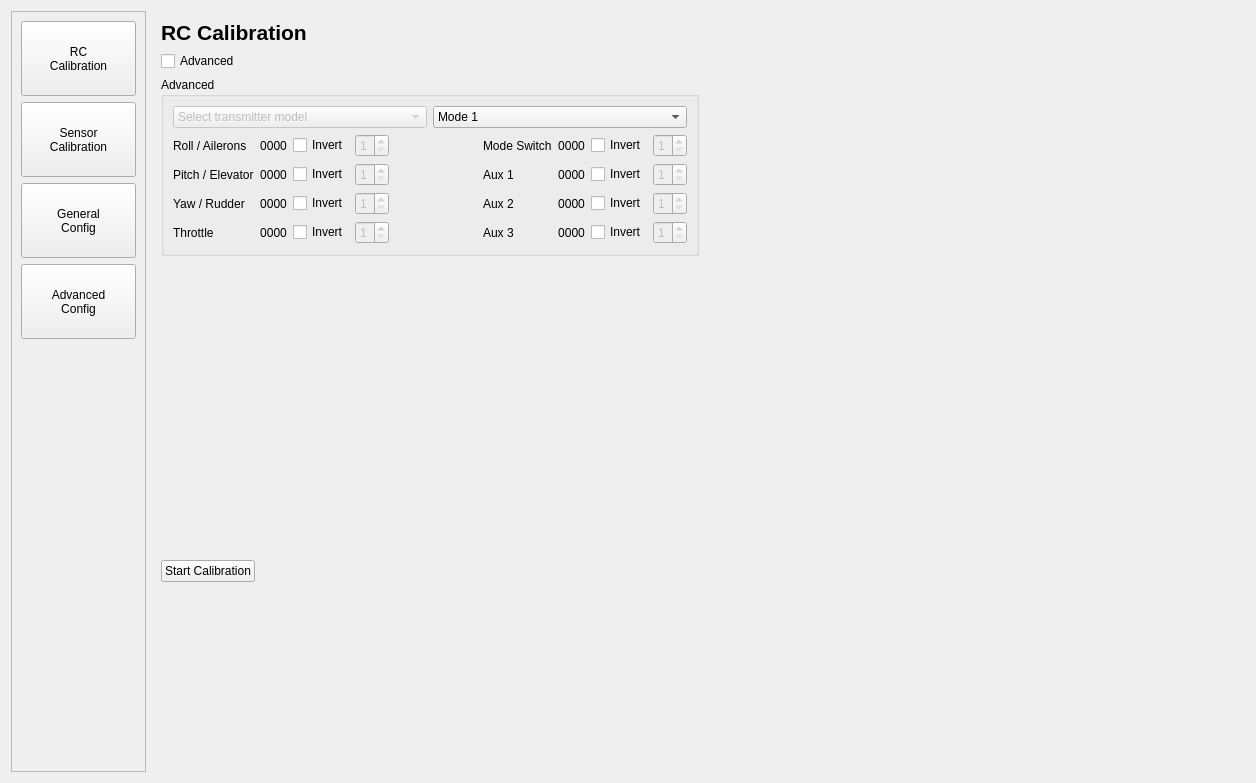
mavlink/qgroundcontrol, file src/ui/QGCPX4VehicleConfig.ui: the form before one commit.
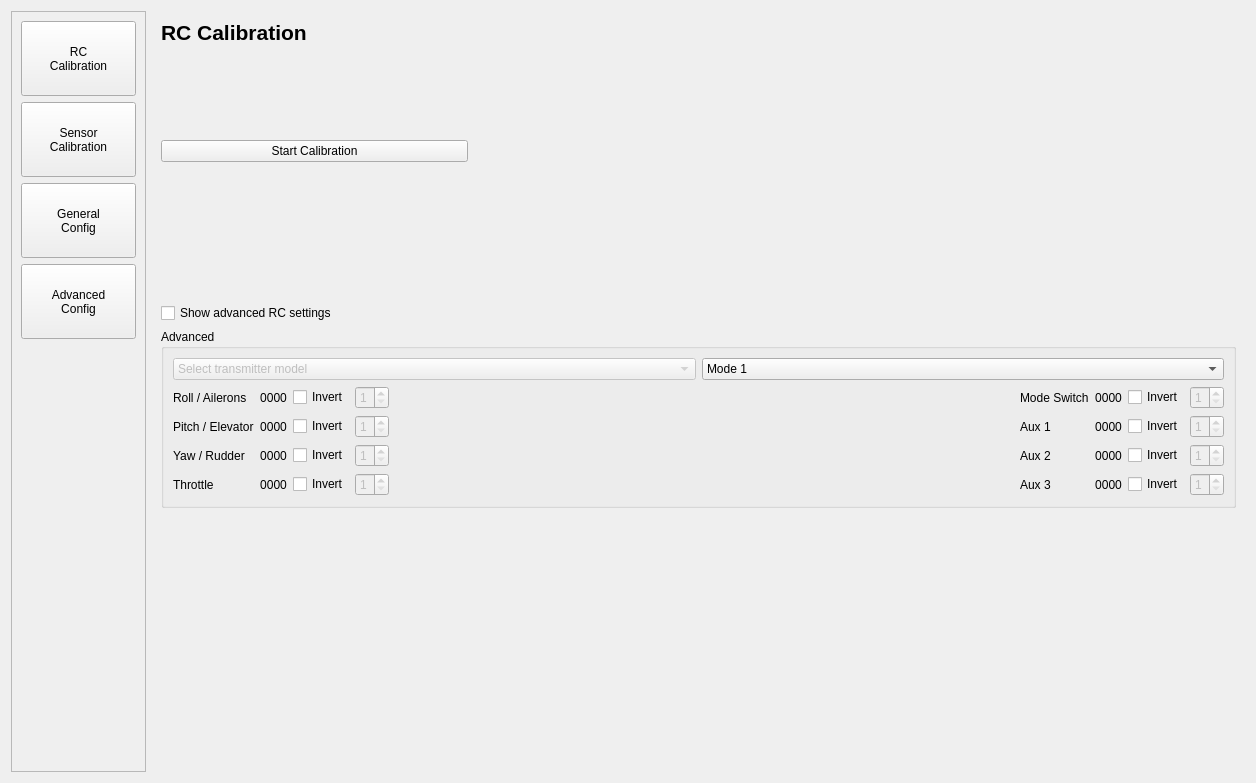
The form after the commit. Custom widgets are drawn as their Qt base class.

Commit message: wip new RC layout

```diff
--- a/src/ui/QGCPX4VehicleConfig.ui
+++ b/src/ui/QGCPX4VehicleConfig.ui
@@ -156,12 +156,161 @@
            </property>
           </widget>
          </item>
+         <item>
+          <layout class="QGridLayout" name="gridLayout" rowstretch="0,0,0" columnstretch="0,0,0,0">
+           <item row="2" column="1">
+            <widget class="QGCRadioChannelDisplay" name="yawWidget" native="true">
+             <property name="minimumSize">
+              <size>
+               <width>250</width>
+               <height>40</height>
+              </size>
+             </property>
+             <property name="maximumSize">
+              <size>
+               <width>250</width>
+               <height>40</height>
+              </size>
+             </property>
+            </widget>
+           </item>
+           <item row="0" column="3">
+            <layout class="QVBoxLayout" name="verticalLayout_6">
+             <item>
+              <widget class="QGCRadioChannelDisplay" name="radio5Widget" native="true">
+               <property name="minimumSize">
+                <size>
+                 <width>250</width>
+                 <height>40</height>
+                </size>
+               </property>
+               <property name="maximumSize">
+                <size>
+                 <width>250</width>
+                 <height>40</height>
+                </size>
+               </property>
+              </widget>
+             </item>
+             <item>
+              <widget class="QGCRadioChannelDisplay" name="radio6Widget" native="true">
+               <property name="minimumSize">
+                <size>
+                 <width>250</width>
+                 <height>40</height>
+                </size>
+               </property>
+               <property name="maximumSize">
+                <size>
+                 <width>250</width>
+                 <height>40</height>
+                </size>
+               </property>
+              </widget>
+             </item>
+             <item>
+              <widget class="QGCRadioChannelDisplay" name="radio7Widget" native="true">
+               <property name="minimumSize">
+                <size>
+                 <width>250</width>
+                 <height>40</height>
+                </size>
+               </property>
+               <property name="maximumSize">
+                <size>
+                 <width>250</width>
+                 <height>40</height>
+                </size>
+               </property>
+              </widget>
+             </item>
+             <item>
+              <widget class="QGCRadioChannelDisplay" name="radio8Widget" native="true">
+               <property name="minimumSize">
+                <size>
+                 <width>250</width>
+                 <height>40</height>
+                </size>
+               </property>
+               <property name="maximumSize">
+                <size>
+                 <width>250</width>
+                 <height>40</height>
+                </size>
+               </property>
+              </widget>
+             </item>
+            </layout>
+           </item>
+           <item row="0" column="2">
+            <widget class="QGCRadioChannelDisplay" name="pitchWidget" native="true">
+             <property name="sizePolicy">
+              <sizepolicy hsizetype="Preferred" vsizetype="Preferred">
+               <horstretch>1</horstretch>
+               <verstretch>0</verstretch>
+              </sizepolicy>
+             </property>
+             <property name="minimumSize">
+              <size>
+               <width>50</width>
+               <height>200</height>
+              </size>
+             </property>
+             <property name="maximumSize">
+              <size>
+               <width>50</width>
+               <height>200</height>
+              </size>
+             </property>
+            </widget>
+           </item>
+           <item row="2" column="2">
+            <widget class="QGCRadioChannelDisplay" name="rollWidget" native="true">
+             <property name="minimumSize">
+              <size>
+               <width>250</width>
+               <height>40</height>
+              </size>
+             </property>
+             <property name="maximumSize">
+              <size>
+               <width>250</width>
+               <height>40</height>
+              </size>
+             </property>
+            </widget>
+           </item>
+           <item row="0" column="1">
+            <widget class="QGCRadioChannelDisplay" name="throttleWidget" native="true">
+             <property name="minimumSize">
+              <size>
+               <width>50</width>
+               <height>200</height>
+              </size>
+             </property>
+             <property name="maximumSize">
+              <size>
+               <width>50</width>
+               <height>200</height>
+              </size>
+             </property>
+            </widget>
+           </item>
+           <item row="0" column="0">
+            <widget class="QPushButton" name="rcCalibrationButton">
+             <property name="text">
+              <string>Start Calibration</string>
+             </property>
+            </widget>
+           </item>
+          </layout>
+         </item>
          <item>
           <layout class="QHBoxLayout" name="horizontalLayout_17">
            <item>
             <widget class="QCheckBox" name="advancedCheckBox">
              <property name="text">
-              <string>Advanced</string>
+              <string>Show advanced RC settings</string>
              </property>
             </widget>
            </item>
@@ -181,8 +330,6 @@
           </layout>
          </item>
          <item>
-          <layout class="QHBoxLayout" name="horizontalLayout_16">
-           <item>
             <widget class="QGroupBox" name="advancedGroupBox">
              <property name="title">
               <string>Advanced</string>
@@ -590,281 +737,6 @@
             </widget>
            </item>
            <item>
-            <spacer name="horizontalSpacer_17">
-             <property name="orientation">
-              <enum>Qt::Horizontal</enum>
-             </property>
-             <property name="sizeHint" stdset="0">
-              <size>
-               <width>40</width>
-               <height>20</height>
-              </size>
-             </property>
-            </spacer>
-           </item>
-          </layout>
-         </item>
-         <item>
-          <layout class="QHBoxLayout" name="horizontalLayout_14" stretch="0,1">
-           <item>
-            <layout class="QVBoxLayout" name="verticalLayout_15">
-             <property name="sizeConstraint">
-              <enum>QLayout::SetMinAndMaxSize</enum>
-             </property>
-             <item>
-              <layout class="QHBoxLayout" name="horizontalLayout_10">
-               <item>
-                <widget class="QGCRadioChannelDisplay" name="rollWidget" native="true">
-                 <property name="minimumSize">
-                  <size>
-                   <width>250</width>
-                   <height>40</height>
-                  </size>
-                 </property>
-                 <property name="maximumSize">
-                  <size>
-                   <width>250</width>
-                   <height>40</height>
-                  </size>
-                 </property>
-                </widget>
-               </item>
-               <item>
-                <spacer name="horizontalSpacer_6">
-                 <property name="orientation">
-                  <enum>Qt::Horizontal</enum>
-                 </property>
-                 <property name="sizeHint" stdset="0">
-                  <size>
-                   <width>40</width>
-                   <height>20</height>
-                  </size>
-                 </property>
-                </spacer>
-               </item>
-              </layout>
-             </item>
-             <item>
-              <layout class="QHBoxLayout" name="horizontalLayout_13" stretch="2,1,2,2,2,0">
-               <item>
-                <spacer name="horizontalSpacer_12">
-                 <property name="orientation">
-                  <enum>Qt::Horizontal</enum>
-                 </property>
-                 <property name="sizeHint" stdset="0">
-                  <size>
-                   <width>40</width>
-                   <height>20</height>
-                  </size>
-                 </property>
-                </spacer>
-               </item>
-               <item>
-                <widget class="QGCRadioChannelDisplay" name="pitchWidget" native="true">
-                 <property name="minimumSize">
-                  <size>
-                   <width>50</width>
-                   <height>200</height>
-                  </size>
-                 </property>
-                 <property name="maximumSize">
-                  <size>
-                   <width>50</width>
-                   <height>200</height>
-                  </size>
-                 </property>
-                </widget>
-               </item>
-               <item>
-                <spacer name="horizontalSpacer_11">
-                 <property name="orientation">
-                  <enum>Qt::Horizontal</enum>
-                 </property>
-                 <property name="sizeHint" stdset="0">
-                  <size>
-                   <width>250</width>
-                   <height>20</height>
-                  </size>
-                 </property>
-                </spacer>
-               </item>
-               <item>
-                <widget class="QGCRadioChannelDisplay" name="throttleWidget" native="true">
-                 <property name="minimumSize">
-                  <size>
-                   <width>50</width>
-                   <height>200</height>
-                  </size>
-                 </property>
-                 <property name="maximumSize">
-                  <size>
-                   <width>50</width>
-                   <height>200</height>
-                  </size>
-                 </property>
-                </widget>
-               </item>
-               <item>
-                <spacer name="horizontalSpacer_10">
-                 <property name="orientation">
-                  <enum>Qt::Horizontal</enum>
-                 </property>
-                 <property name="sizeHint" stdset="0">
-                  <size>
-                   <width>40</width>
-                   <height>20</height>
-                  </size>
-                 </property>
-                </spacer>
-               </item>
-               <item>
-                <layout class="QVBoxLayout" name="verticalLayout_6">
-                 <item>
-                  <widget class="QGCRadioChannelDisplay" name="radio5Widget" native="true">
-                   <property name="minimumSize">
-                    <size>
-                     <width>250</width>
-                     <height>40</height>
-                    </size>
-                   </property>
-                   <property name="maximumSize">
-                    <size>
-                     <width>250</width>
-                     <height>40</height>
-                    </size>
-                   </property>
-                  </widget>
-                 </item>
-                 <item>
-                  <widget class="QGCRadioChannelDisplay" name="radio6Widget" native="true">
-                   <property name="minimumSize">
-                    <size>
-                     <width>250</width>
-                     <height>40</height>
-                    </size>
-                   </property>
-                   <property name="maximumSize">
-                    <size>
-                     <width>250</width>
-                     <height>40</height>
-                    </size>
-                   </property>
-                  </widget>
-                 </item>
-                 <item>
-                  <widget class="QGCRadioChannelDisplay" name="radio7Widget" native="true">
-                   <property name="minimumSize">
-                    <size>
-                     <width>250</width>
-                     <height>40</height>
-                    </size>
-                   </property>
-                   <property name="maximumSize">
-                    <size>
-                     <width>250</width>
-                     <height>40</height>
-                    </size>
-                   </property>
-                  </widget>
-                 </item>
-                 <item>
-                  <widget class="QGCRadioChannelDisplay" name="radio8Widget" native="true">
-                   <property name="minimumSize">
-                    <size>
-                     <width>250</width>
-                     <height>40</height>
-                    </size>
-                   </property>
-                   <property name="maximumSize">
-                    <size>
-                     <width>250</width>
-                     <height>40</height>
-                    </size>
-                   </property>
-                  </widget>
-                 </item>
-                </layout>
-               </item>
-              </layout>
-             </item>
-             <item>
-              <layout class="QHBoxLayout" name="horizontalLayout_12">
-               <item>
-                <widget class="QGCRadioChannelDisplay" name="yawWidget" native="true">
-                 <property name="minimumSize">
-                  <size>
-                   <width>250</width>
-                   <height>40</height>
-                  </size>
-                 </property>
-                 <property name="maximumSize">
-                  <size>
-                   <width>250</width>
-                   <height>40</height>
-                  </size>
-                 </property>
-                </widget>
-               </item>
-               <item>
-                <spacer name="horizontalSpacer_7">
-                 <property name="orientation">
-                  <enum>Qt::Horizontal</enum>
-                 </property>
-                 <property name="sizeHint" stdset="0">
-                  <size>
-                   <width>40</width>
-                   <height>20</height>
-                  </size>
-                 </property>
-                </spacer>
-               </item>
-              </layout>
-             </item>
-            </layout>
-           </item>
-           <item>
-            <spacer name="horizontalSpacer_15">
-             <property name="orientation">
-              <enum>Qt::Horizontal</enum>
-             </property>
-             <property name="sizeType">
-              <enum>QSizePolicy::Preferred</enum>
-             </property>
-             <property name="sizeHint" stdset="0">
-              <size>
-               <width>40</width>
-               <height>20</height>
-              </size>
-             </property>
-            </spacer>
-           </item>
-          </layout>
-         </item>
-         <item>
-          <layout class="QHBoxLayout" name="horizontalLayout_15">
-           <item>
-            <widget class="QPushButton" name="rcCalibrationButton">
-             <property name="text">
-              <string>Start Calibration</string>
-             </property>
-            </widget>
-           </item>
-           <item>
-            <spacer name="horizontalSpacer_16">
-             <property name="orientation">
-              <enum>Qt::Horizontal</enum>
-             </property>
-             <property name="sizeHint" stdset="0">
-              <size>
-               <width>40</width>
-               <height>20</height>
-              </size>
-             </property>
-            </spacer>
-           </item>
-          </layout>
-         </item>
-         <item>
           <spacer name="verticalSpacer">
            <property name="orientation">
             <enum>Qt::Vertical</enum>
```
Left out of the diff: 16 changed lines with no effect on the pictures. Lines whose indentation alone changed are shown as unchanged.
